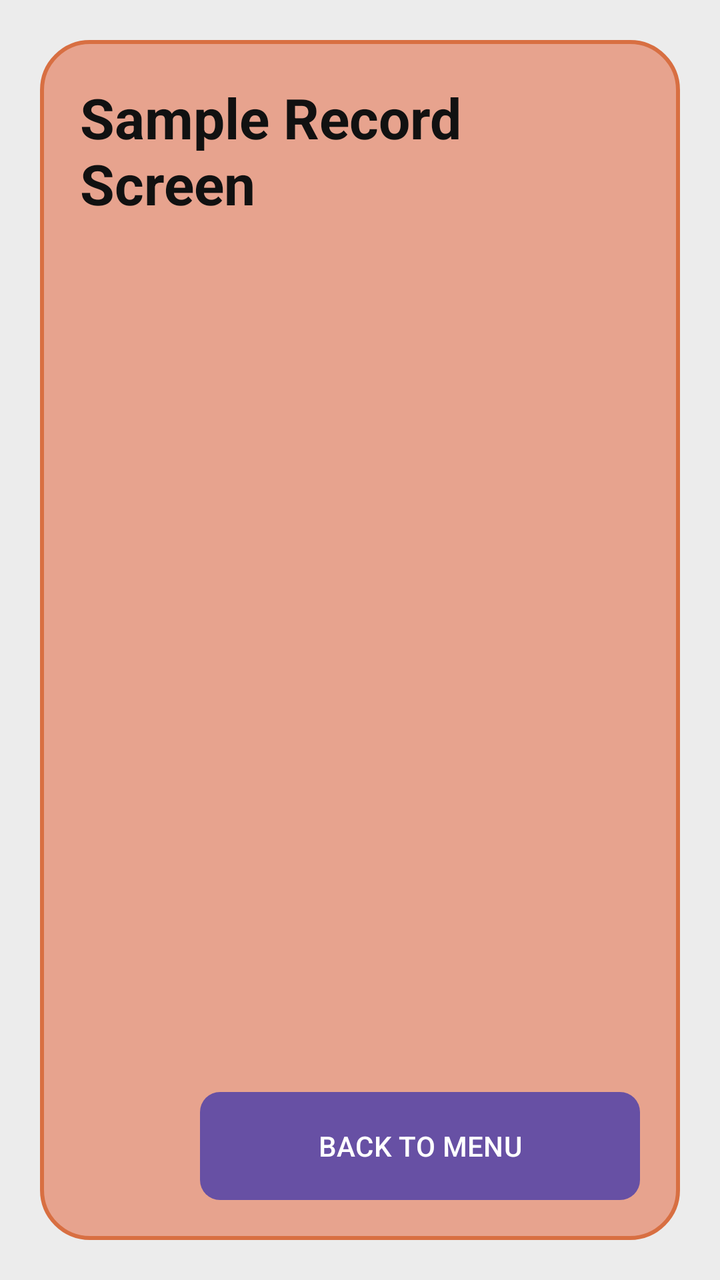
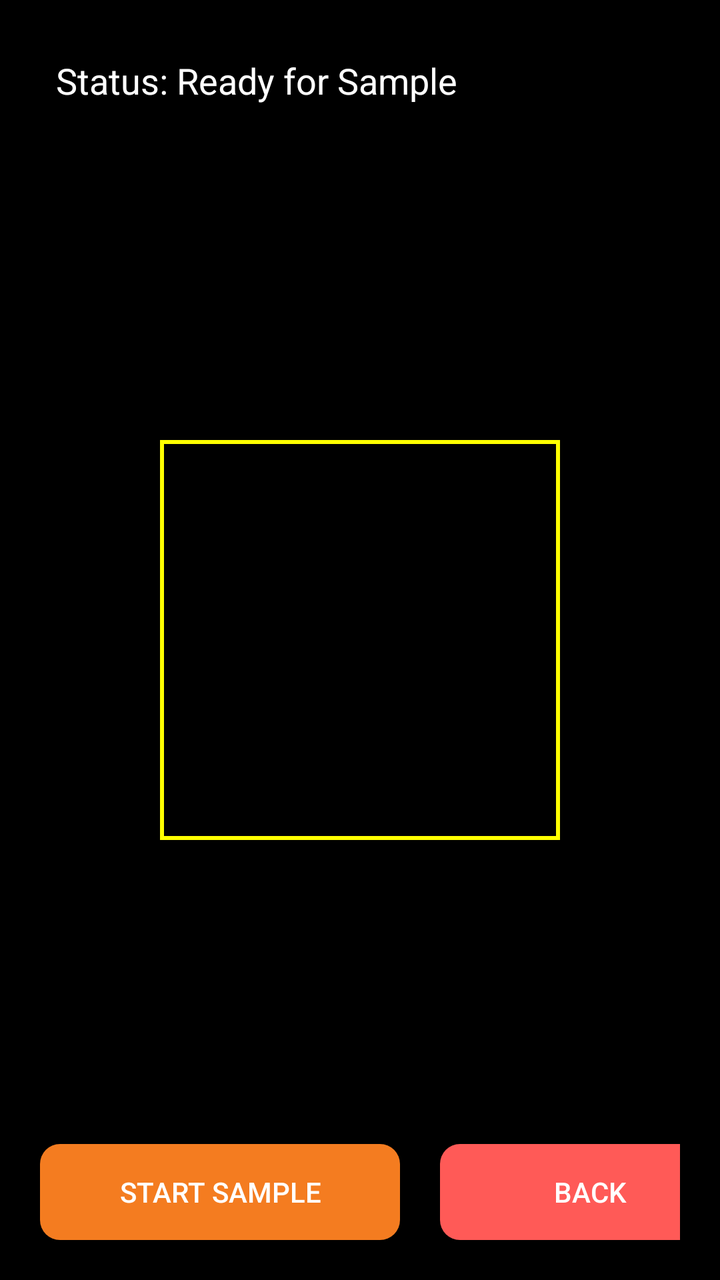

Two renders of the same Android screen: before a commit and after it. Below are the layout's source before the change and the commit's diff.
<!-- AndroidManifest.xml: application theme Theme.FlaCo -->
<!-- res/layout/activity_sample.xml -->
<?xml version="1.0" encoding="utf-8"?>
<FrameLayout xmlns:android="http://schemas.android.com/apk/res/android"
    android:layout_width="match_parent"
    android:layout_height="match_parent"
    android:background="#ECECEC"
    android:padding="20dp">

    <LinearLayout
        android:layout_width="match_parent"
        android:layout_height="match_parent"
        android:background="@drawable/bg_screen_panel"
        android:orientation="vertical"
        android:padding="20dp">

        <TextView
            android:layout_width="wrap_content"
            android:layout_height="wrap_content"
            android:text="Sample Record Screen"
            android:textColor="@color/text_dark"
            android:textSize="28sp"
            android:textStyle="bold" />

        <Space
            android:layout_width="match_parent"
            android:layout_height="0dp"
            android:layout_weight="1" />

        <Button
            android:id="@+id/btnBackSample"
            android:layout_width="220dp"
            android:layout_height="54dp"
            android:layout_gravity="end"
            android:background="@drawable/bg_button_red"
            android:text="BACK TO MENU"
            android:textAllCaps="false"
            android:textColor="@color/white" />
    </LinearLayout>
</FrameLayout>
<!-- resources referenced by this layout -->
<resources>
  <color name="text_dark">#111111</color>
  <color name="white">#FFFFFF</color>
  <!-- drawable bg_button_red (drawable) -->
  <?xml version="1.0" encoding="utf-8"?>
  <shape xmlns:android="http://schemas.android.com/apk/res/android">
      <solid android:color="@color/btn_red" />
      <corners android:radius="10dp" />
  </shape>
  <!-- drawable bg_screen_panel (drawable) -->
  <?xml version="1.0" encoding="utf-8"?>
  <shape xmlns:android="http://schemas.android.com/apk/res/android">
      <solid android:color="@color/mockup_bg" />
      <stroke
          android:width="2dp"
          android:color="@color/panel_border" />
      <corners android:radius="24dp" />
  </shape>
  <style name="Theme.FlaCo" parent="Theme.Material3.DayNight.NoActionBar">
          <item name="android:statusBarColor">@android:color/transparent</item>
          <item name="android:windowLightStatusBar">true</item>
      </style>
  <color name="btn_red">#FF5A57</color>
  <color name="mockup_bg">#E7A38E</color>
  <color name="panel_border">#D86F42</color>
</resources>

<!-- the commit's change to res/layout/activity_sample.xml (unified diff, before → after) -->
@@ -2,37 +2,64 @@
 <FrameLayout xmlns:android="http://schemas.android.com/apk/res/android"
     android:layout_width="match_parent"
     android:layout_height="match_parent"
-    android:background="#ECECEC"
-    android:padding="20dp">
+    android:background="#000000">
 
-    <LinearLayout
+    
+    <TextureView
+        android:id="@+id/cameraTextureView"
+        android:layout_width="match_parent"
+        android:layout_height="match_parent" />
+
+    
+    <View
+        android:id="@+id/roiOverlay"
+        android:layout_width="200dp"
+        android:layout_height="200dp"
+        android:layout_gravity="center"
+        android:background="@drawable/bg_roi_frame" />
+
+    
+    <RelativeLayout
         android:layout_width="match_parent"
         android:layout_height="match_parent"
-        android:background="@drawable/bg_screen_panel"
-        android:orientation="vertical"
         android:padding="20dp">
 
         <TextView
+            android:id="@+id/tvStatus"
             android:layout_width="wrap_content"
             android:layout_height="wrap_content"
-            android:text="Sample Record Screen"
-            android:textColor="@color/text_dark"
-            android:textSize="28sp"
-            android:textStyle="bold" />
+            android:text="Status: Ready for Sample"
+            android:textColor="#FFFFFF"
+            android:textSize="18sp"
+            android:background="#80000000"
+            android:padding="8dp"/>
 
-        <Space
-            android:layout_width="match_parent"
-            android:layout_height="0dp"
-            android:layout_weight="1" />
+        <LinearLayout
+            android:layout_width="wrap_content"
+            android:layout_height="wrap_content"
+            android:layout_alignParentBottom="true"
+            android:layout_centerHorizontal="true"
+            android:orientation="horizontal">
 
-        <Button
-            android:id="@+id/btnBackSample"
-            android:layout_width="220dp"
-            android:layout_height="54dp"
-            android:layout_gravity="end"
-            android:background="@drawable/bg_button_red"
-            android:text="BACK TO MENU"
-            android:textAllCaps="false"
-            android:textColor="@color/white" />
-    </LinearLayout>
+            <Button
+                android:id="@+id/btnStartRecord"
+                android:layout_width="180dp"
+                android:layout_height="wrap_content"
+                android:background="@drawable/bg_button_orange"
+                android:text="START SAMPLE"
+                android:textColor="#FFFFFF" />
+
+            <Space
+                android:layout_width="20dp"
+                android:layout_height="wrap_content" />
+
+            <Button
+                android:id="@+id/btnBackSample"
+                android:layout_width="150dp"
+                android:layout_height="wrap_content"
+                android:background="@drawable/bg_button_red"
+                android:text="BACK"
+                android:textColor="#FFFFFF" />
+        </LinearLayout>
+    </RelativeLayout>
 </FrameLayout>
<!-- resource entries referenced after the edit -->
@@ -1,28 +1,31 @@
 <!-- resources referenced by this layout -->
 <resources>
-  <color name="text_dark">#111111</color>
-  <color name="white">#FFFFFF</color>
+  <!-- drawable bg_button_orange (drawable) -->
+  <?xml version="1.0" encoding="utf-8"?>
+  <shape xmlns:android="http://schemas.android.com/apk/res/android">
+      <solid android:color="@color/btn_orange" />
+      <corners android:radius="10dp" />
+  </shape>
   <!-- drawable bg_button_red (drawable) -->
   <?xml version="1.0" encoding="utf-8"?>
   <shape xmlns:android="http://schemas.android.com/apk/res/android">
       <solid android:color="@color/btn_red" />
       <corners android:radius="10dp" />
   </shape>
-  <!-- drawable bg_screen_panel (drawable) -->
+  <!-- drawable bg_roi_frame (drawable) -->
   <?xml version="1.0" encoding="utf-8"?>
   <shape xmlns:android="http://schemas.android.com/apk/res/android">
-      <solid android:color="@color/mockup_bg" />
       <stroke
           android:width="2dp"
-          android:color="@color/panel_border" />
-      <corners android:radius="24dp" />
+          android:color="#FFFF00" /> 
+      <solid android:color="#00000000" />
   </shape>
-  <style name="Theme.FlaCo" parent="Theme.Material3.DayNight.NoActionBar">
-          <item name="android:statusBarColor">@android:color/transparent</item>
-          <item name="android:windowLightStatusBar">true</item>
+  <style name="Theme.FlaCo" parent="Theme.AppCompat.Light.NoActionBar">
+          
+          <item name="android:statusBarColor">?attr/colorPrimary</item>
+          
       </style>
+  <color name="btn_orange">#F47C20</color>
   <color name="btn_red">#FF5A57</color>
-  <color name="mockup_bg">#E7A38E</color>
-  <color name="panel_border">#D86F42</color>
 </resources>
 
